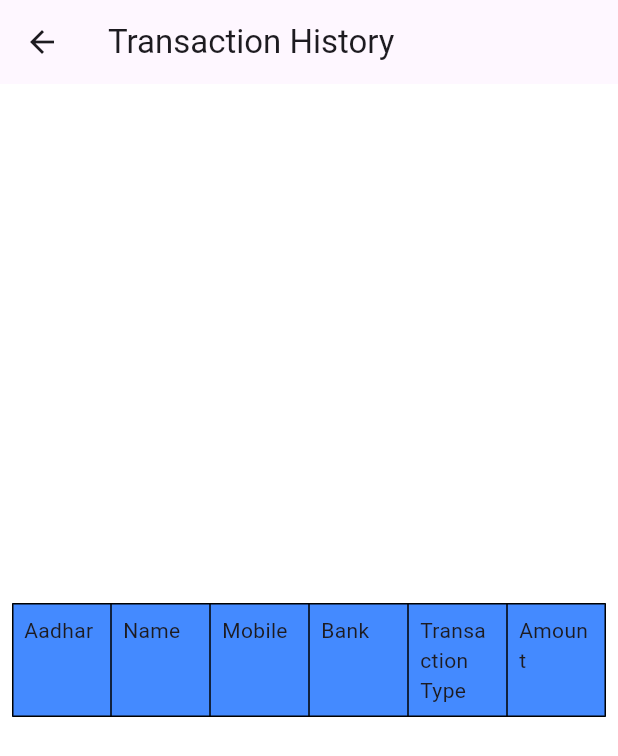
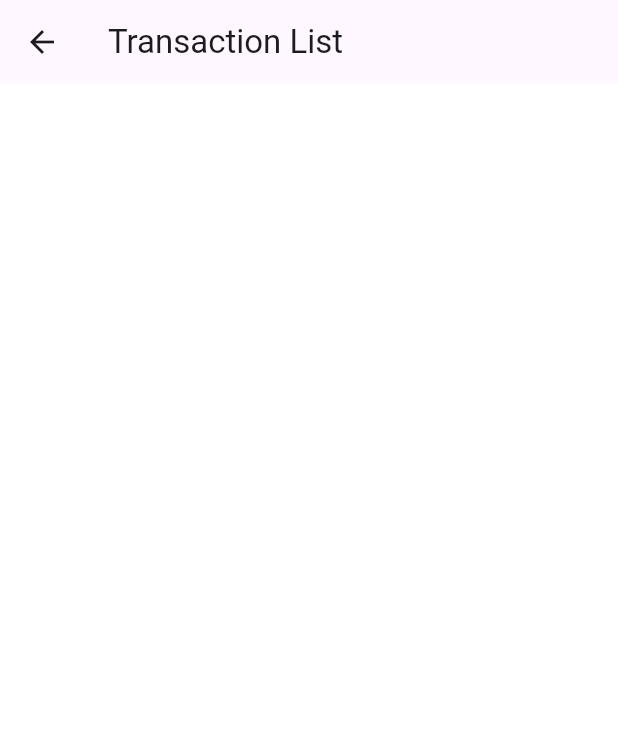
Before and after one commit to gpkonarde/QuickRecords, a Flutter app: the screen it shows after launch, after a tap on "Save", after a tap on "Preview", on a phone screen of 412 x 824 dp. Shown: the top 756 px of the screen. Run offline on Flutter 3.47's test engine with Material 3 defaults, Android fonts, the phone set to English and light mode, and no system bars; our stand-ins replace shared_preferences, sqflite; accounts and stored records are empty.

Commit message:
added cards, changed routing

```diff
--- /dev/null
+++ b/lib/Views/list_transaction_view.dart
@@ -0,0 +1,68 @@
+import 'package:flutter/material.dart';
+import 'package:quickrecord/database/data_functions.dart';
+import 'package:quickrecord/user_info.dart';
+import 'package:quickrecord/view_transaction.dart';
+import 'package:quickrecord/widget/widgets.dart';
+
+class TransactionListView extends StatefulWidget {
+
+  @override
+  _TransactionListViewState createState() => _TransactionListViewState();
+}
+
+class _TransactionListViewState extends State<TransactionListView> {
+
+  List<Users> usersList = [];
+
+  @override
+  void initState() {
+    super.initState();
+    loadUserData();
+  }
+
+  Future<void> loadUserData() async {
+    try {
+      List<Users> loadedUserData = await UserDataStorage.loadUserData();
+      setState(() {
+        usersList = loadedUserData;
+      });
+    } catch (e) {
+      print('Error loading user data: $e');
+    }
+  }
+
+  @override
+  Widget build(BuildContext context) {
+    return Scaffold(
+      appBar: CustomAppBar(
+        title: 'Transaction List',
+      ),
+      body: ListView.builder(
+        itemCount: usersList.length,
+        itemBuilder: (context, index) {
+          Users user = usersList[index];
+          return Column(
+            mainAxisAlignment: MainAxisAlignment.spaceBetween,
+            children: [
+              Padding(
+                padding: EdgeInsets.only(top: 10,bottom: 8,left: 8,right: 8),
+                child: ListTile(
+                  title: Text(user.name),
+                  shape: RoundedRectangleBorder(
+                    borderRadius: BorderRadius.circular(10),
+                  ),
+                  subtitle: Text('ID: ${user.aadhar}'),
+                  trailing: Text('Amount: ${user.amount}'),
+                  tileColor: Color(0xFFE0E0E0),
+                  onTap: () {
+                    Navigator.push(context, MaterialPageRoute(builder: (context)=> ViewTransaction()));
+                  },
+                ),
+              ), // Add a SizedBox for spacing
+            ],
+          );
+        },
+      ),
+    );
+  }
+}
--- /dev/null
+++ b/lib/database/data_functions.dart
@@ -0,0 +1,27 @@
+import 'dart:convert';
+import 'package:quickrecord/user_info.dart';  // Assuming Users class is defined here
+import 'package:shared_preferences/shared_preferences.dart';
+
+class UserDataStorage {
+  static Future<void> saveUserData(List<Users> userDataList) async {
+    SharedPreferences sharedPreferences = await SharedPreferences.getInstance();
+    sharedPreferences.setStringList(
+      'userDataList',
+      userDataList.map((user) => user.toJson()).toList().map((json) => jsonEncode(json)).toList(),
+    );
+  }
+
+  static Future<List<Users>> loadUserData() async {
+    SharedPreferences sharedPreferences = await SharedPreferences.getInstance();
+    List<String>? userListString = sharedPreferences.getStringList('userDataList');
+    List<Users> loadedUserDataList = [];
+
+    if (userListString != null) {
+      loadedUserDataList = userListString
+          .map((jsonString) => Users.fromJson(jsonDecode(jsonString)))
+          .toList();
+    }
+
+    return loadedUserDataList;
+  }
+}
--- a/lib/home.dart
+++ b/lib/home.dart
@@ -1,5 +1,7 @@
 import 'dart:convert';
 import 'package:flutter/material.dart';
+import 'package:quickrecord/Views/list_transaction_view.dart';
+import 'package:quickrecord/database/data_functions.dart';
 import 'package:quickrecord/user_info.dart';
 import 'package:quickrecord/view_transaction.dart';
 import 'package:quickrecord/widget/widgets.dart';
@@ -43,10 +45,10 @@ class _HomeState extends State<Home> {
 
   void onPreview() {
     Navigator.push(
-        context, MaterialPageRoute(builder: (context) => const ViewTransaction()));
+        context, MaterialPageRoute(builder: (context) => TransactionListView()));
   }
 
-  void onSave() {
+  Future<void> onSave() async {
     if (_formKey.currentState!.validate() && _formKey.currentState != null) {
       Users user = Users(
         formControllers.aadharController.text,
@@ -58,7 +60,7 @@ class _HomeState extends State<Home> {
       );
 
       usersList.add(user);
-      sharedPreferences.setString('usersList', jsonEncode(usersList));
+      await UserDataStorage.saveUserData(usersList);
     }
   }
 
--- a/lib/view_transaction.dart
+++ b/lib/view_transaction.dart
@@ -1,10 +1,11 @@
 import 'dart:convert';
 
 import 'package:flutter/material.dart';
+import 'package:quickrecord/Views/list_transaction_view.dart';
+import 'package:quickrecord/database/data_functions.dart';
 import 'package:quickrecord/user_info.dart';
 import 'package:quickrecord/widget/widgets.dart';
 import 'package:shared_preferences/shared_preferences.dart';
-
 
 class ViewTransaction extends StatefulWidget {
   const ViewTransaction({Key? key}) : super(key: key);
@@ -25,30 +26,8 @@ class _ViewTransactionState extends State<ViewTransaction> {
 
   void loadData() async {
     sharedPreferences = await SharedPreferences.getInstance();
-    String? usersListString = sharedPreferences.getString('usersList');
-
-    if (usersListString != null) {
-      try {
-        var decodedList = jsonDecode(usersListString);
-        if (decodedList is List) {
-          for (var userMap in decodedList) {
-            Users user = Users.fromJson(userMap);
-
-            // Check if the user is not already present in the list
-            if (!usersDataList.contains(user)) {
-              usersDataList.add(user);
-            }
-          }
+    usersDataList = await UserDataStorage.loadUserData();
     setState(() {});
-        } else {
-          print('Error decoding usersList: Not a List');
-        }
-      } catch (e) {
-        print('Error decoding usersList: $e');
-      }
-    } else {
-      print('usersListString is null');
-    }
   }
 
   @override
@@ -143,14 +122,13 @@ class _ViewTransactionState extends State<ViewTransaction> {
                       ),
                       TableCell(
                         child: Container(
-                          color: user.type == 'Withdraw' ?Colors.red : (user.type == 'Credit' ? Colors.green: null),
+                            color: user.type == 'Withdraw'
+                                ? Colors.red
+                                : (user.type == 'Credit' ? Colors.green : null),
                             child: Padding(
                               padding: EdgeInsets.all(8),
                               child: Text(user.amount ?? 'N/A'),
-                          )
-                      ),
-
-
+                            )),
                       ),
                     ],
                   ),
```
Also changed, not shown: lib/user_info.dart (line endings or trailing spaces). Lines whose indentation alone changed are shown as unchanged.
